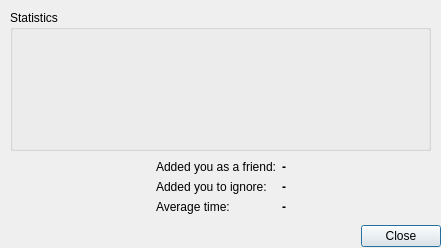
The window that ui/my_stats.ui (gitter-badger/simplechatclient) describes before a commit, drawn with Qt 5.
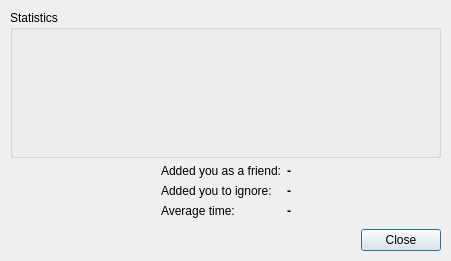
The same window after the commit. Icons and pictures are not drawn.

```diff
--- a/ui/my_stats.ui
+++ b/ui/my_stats.ui
@@ -6,20 +6,20 @@
    <rect>
     <x>0</x>
     <y>0</y>
-    <width>441</width>
-    <height>248</height>
+    <width>451</width>
+    <height>261</height>
    </rect>
   </property>
   <property name="minimumSize">
    <size>
-    <width>441</width>
-    <height>248</height>
+    <width>451</width>
+    <height>261</height>
    </size>
   </property>
   <property name="maximumSize">
    <size>
-    <width>441</width>
-    <height>248</height>
+    <width>451</width>
+    <height>261</height>
    </size>
   </property>
   <property name="windowTitle">
@@ -29,30 +29,23 @@
    <iconset resource="../scc.qrc">
     <normaloff>:/images/logo.png</normaloff>:/images/logo.png</iconset>
   </property>
-  <widget class="QDialogButtonBox" name="buttonBox">
-   <property name="geometry">
-    <rect>
-     <x>0</x>
-     <y>220</y>
-     <width>441</width>
-     <height>32</height>
-    </rect>
-   </property>
-   <property name="orientation">
-    <enum>Qt::Horizontal</enum>
-   </property>
-   <property name="standardButtons">
-    <set>QDialogButtonBox::Close</set>
-   </property>
-  </widget>
-  <widget class="QGroupBox" name="groupBox_stats">
+  <widget class="QWidget" name="verticalLayoutWidget">
    <property name="geometry">
     <rect>
      <x>10</x>
      <y>10</y>
-     <width>421</width>
-     <height>141</height>
+     <width>431</width>
+     <height>241</height>
     </rect>
+   </property>
+   <layout class="QVBoxLayout" name="verticalLayout">
+    <item>
+     <widget class="QGroupBox" name="groupBox_stats">
+      <property name="minimumSize">
+       <size>
+        <width>0</width>
+        <height>148</height>
+       </size>
    </property>
    <property name="title">
     <string>Statistics</string>
@@ -99,15 +92,8 @@
     </layout>
    </widget>
   </widget>
-  <widget class="QWidget" name="horizontalLayoutWidget_2">
-   <property name="geometry">
-    <rect>
-     <x>20</x>
-     <y>160</y>
-     <width>401</width>
-     <height>61</height>
-    </rect>
-   </property>
+    </item>
+    <item>
    <layout class="QHBoxLayout" name="horizontalLayout_2">
     <item>
      <spacer name="horizontalSpacer_3">
@@ -189,6 +175,18 @@
        </size>
       </property>
      </spacer>
+      </item>
+     </layout>
+    </item>
+    <item>
+     <widget class="QDialogButtonBox" name="buttonBox">
+      <property name="orientation">
+       <enum>Qt::Horizontal</enum>
+      </property>
+      <property name="standardButtons">
+       <set>QDialogButtonBox::Close</set>
+      </property>
+     </widget>
     </item>
    </layout>
   </widget>
```
Lines whose indentation alone changed are shown as unchanged.
